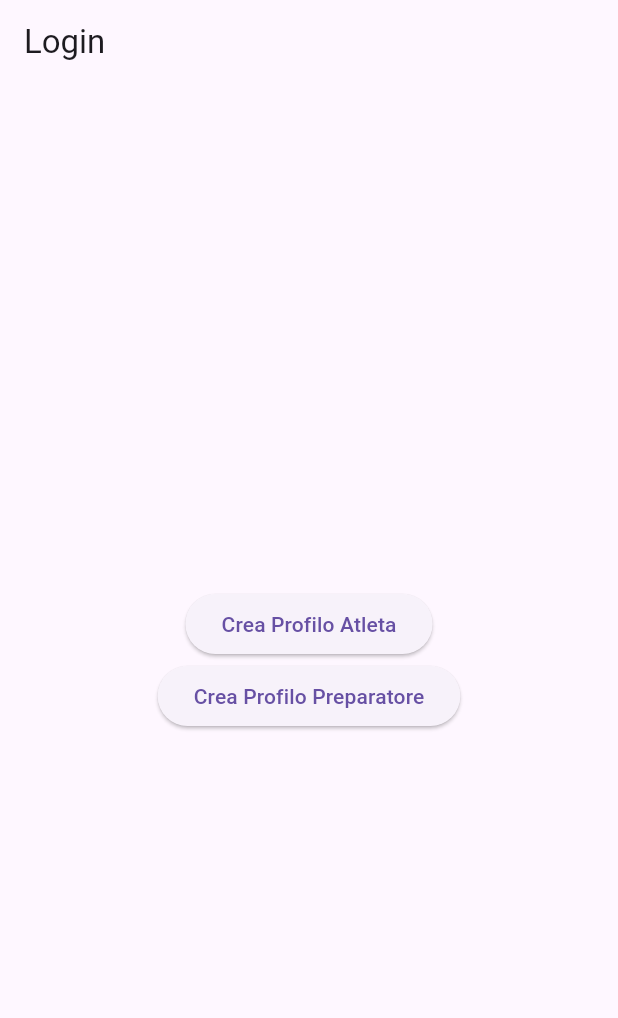
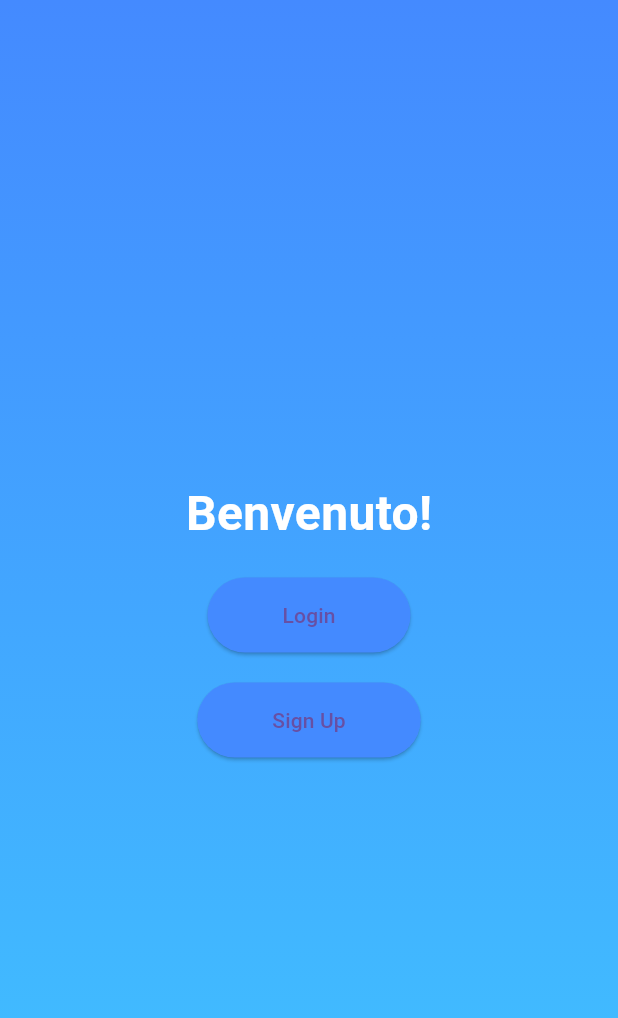
Before and after one commit to Esselle7/PowerLifting-Hub, a Flutter app: the screen it shows after launch, on a phone screen of 412 x 824 dp. Shown: the top 1018 px of the screen. Run offline on Flutter 3.47's test engine with Material 3 defaults, Android fonts, the phone set to English and light mode, and no system bars; our stand-ins replace carousel_slider.

Commit message:
add sign up and welcome page

```diff
--- a/lib/main.dart
+++ b/lib/main.dart
@@ -3,7 +3,8 @@ import 'dart:io';
 
 import 'package:flutter/material.dart';
 import 'package:gym/athlete_profile_world_page.dart';
-import 'package:gym/login_page.dart';
+import 'package:gym/profile_type_page.dart';
+import 'package:gym/wellcome_page.dart';
 import 'crew_page.dart';
 import 'search_page.dart';
 import 'chatbot_page.dart';
@@ -22,7 +23,7 @@ class MyApp extends StatelessWidget {
       theme: ThemeData(
         primarySwatch: Colors.blue,
       ),
-      home: LoginPage(),
+      home: WelcomePage(),
 
     );
   }
--- a/lib/login_page.dart
+++ b/lib/profile_type_page.dart
@@ -1,7 +1,7 @@
 import 'package:flutter/material.dart';
 import 'athlete_profile_page.dart';
 
-class LoginPage extends StatelessWidget {
+class ProfileType extends StatelessWidget {
   @override
   Widget build(BuildContext context) {
     return Scaffold(
--- /dev/null
+++ b/lib/wellcome_page.dart
@@ -0,0 +1,65 @@
+import 'package:flutter/material.dart';
+import 'package:gym/signup_page.dart';
+
+class WelcomePage extends StatelessWidget {
+  @override
+  Widget build(BuildContext context) {
+    return Scaffold(
+      body: Container(
+        decoration: BoxDecoration(
+          gradient: LinearGradient(
+            colors: [Colors.blueAccent, Colors.lightBlueAccent],
+            begin: Alignment.topCenter,
+            end: Alignment.bottomCenter,
+          ),
+        ),
+        child: Center(
+          child: Column(
+            mainAxisAlignment: MainAxisAlignment.center,
+            children: [
+              Text(
+                'Benvenuto!',
+                style: TextStyle(
+                  fontSize: 32,
+                  fontWeight: FontWeight.bold,
+                  color: Colors.white,
+                ),
+              ),
+              SizedBox(height: 20),
+              ElevatedButton(
+                onPressed: () {
+                  // Naviga alla pagina di login
+                },
+                child: Text('Login'),
+                style: ElevatedButton.styleFrom(
+                  backgroundColor: Colors.blueAccent,
+                  padding: EdgeInsets.symmetric(horizontal: 50, vertical: 15),
+                  shape: RoundedRectangleBorder(
+                    borderRadius: BorderRadius.circular(30),
+                  ),
+                ),
+              ),
+              SizedBox(height: 20),
+              ElevatedButton(
+                onPressed: () {
+                  Navigator.push(
+                    context,
+                    MaterialPageRoute(builder: (context) => SignUpPage()),
+                  );
+                },
+                child: Text('Sign Up'),
+                style: ElevatedButton.styleFrom(
+                  backgroundColor: Colors.blueAccent,
+                  padding: EdgeInsets.symmetric(horizontal: 50, vertical: 15),
+                  shape: RoundedRectangleBorder(
+                    borderRadius: BorderRadius.circular(30),
+                  ),
+                ),
+              ),
+            ],
+          ),
+        ),
+      ),
+    );
+  }
+}
--- a/pubspec.yaml
+++ b/pubspec.yaml
@@ -38,6 +38,7 @@ dependencies:
   # The following adds the Cupertino Icons font to your application.
   # Use with the CupertinoIcons class for iOS style icons.
   cupertino_icons: ^1.0.6
+  intl: ^0.19.0
 
 dev_dependencies:
   flutter_test:
```
Also changed, not shown: lib/signup_page.dart (added, +134 -0 lines), pubspec.lock.
